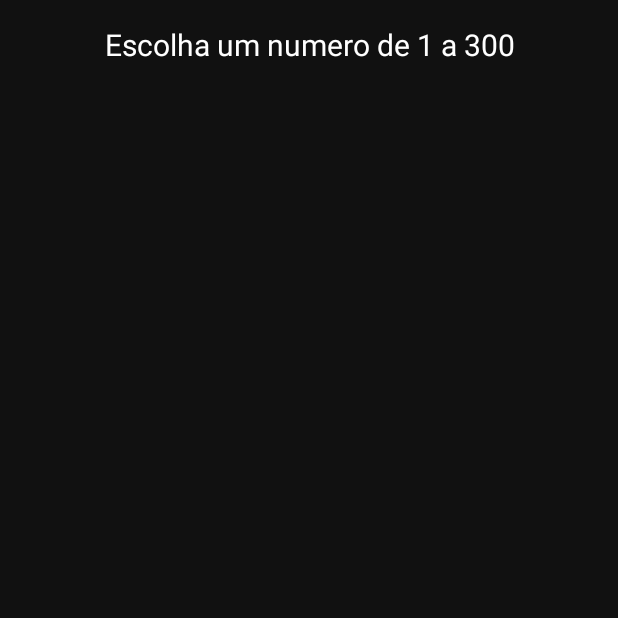
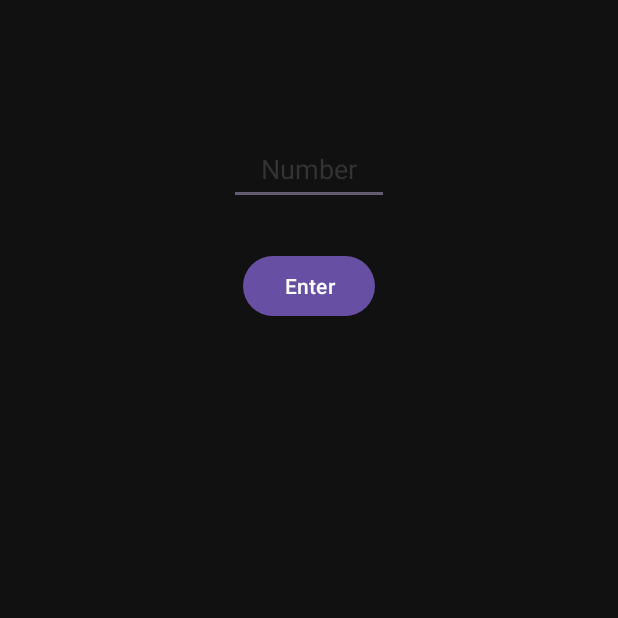
Before and after one commit to Renan-Szimanski/AdivinharPalavras, an Android app built with Jetpack Compose: the ActivityGuessNumber screen opened directly, with no data from a screen before it, on a phone screen of 412 x 824 dp, the top half of it. Run offline under Robolectric (Android 15) with nearby library versions, the phone set to English and light mode, and no system bars.

Commit message:
sistema funcionando, faltando apenas o design

```diff
--- a/app/src/main/java/com/example/adivinharpalavras/ActivityGame.kt
+++ b/app/src/main/java/com/example/adivinharpalavras/ActivityGame.kt
@@ -43,6 +43,7 @@ class ActivityGame : AppCompatActivity() {
         val nxtButton = binding.nextButtom
         val answer = binding.enterAnswer
         val acptButton = binding.acceptBtn
+
 
 
         nxtButton.setOnClickListener {
--- a/app/src/main/res/layout/activity_guess_number.xml
+++ b/app/src/main/res/layout/activity_guess_number.xml
@@ -12,8 +12,7 @@
         android:id="@+id/textView"
         android:layout_width="match_parent"
         android:layout_height="wrap_content"
-        android:layout_marginTop="16dp"
-        android:text="Escolha um numero de 1 a 300"
+        android:layout_marginTop="36dp"
         android:textAlignment="center"
         android:textColor="@color/white"
         android:textSize="20dp"
@@ -22,6 +21,31 @@
         app:layout_constraintTop_toTopOf="parent"
         tools:ignore="MissingConstraints" />
 
+    <EditText
+        android:id="@+id/enterNumber"
+        android:layout_width="wrap_content"
+        android:layout_height="48dp"
+        android:layout_marginTop="25dp"
+        android:ems="5"
+        android:hint="Number"
+        android:inputType="number"
+        android:textAlignment="center"
+        android:textColorHint="@color/grey"
+        app:layout_constraintEnd_toEndOf="parent"
+        app:layout_constraintStart_toStartOf="parent"
+        app:layout_constraintTop_toBottomOf="@+id/textView"
+        tools:ignore="ContentDescription" />
+
+    <Button
+        android:id="@+id/numberBtn"
+        android:layout_width="wrap_content"
+        android:layout_height="wrap_content"
+        android:text="Enter"
+        app:layout_constraintEnd_toEndOf="parent"
+        app:layout_constraintStart_toStartOf="parent"
+        app:layout_constraintTop_toBottomOf="@+id/enterNumber"
+        android:layout_marginTop="30dp"/>
+
 
 
 </androidx.constraintlayout.widget.ConstraintLayout>
--- a/app/src/main/res/values/strings.xml
+++ b/app/src/main/res/values/strings.xml
@@ -2,4 +2,5 @@
     <string name="app_name">Adivinhar Palavras</string>
     <string name="hello_blank_fragment">Hello blank fragment</string>
     <string name="title_activity_add_person_dialog">addPersonDialog</string>
+    <string name="enternumber">enterNumber</string>
 </resources>
```
Also changed, not shown: app/src/main/java/com/example/adivinharpalavras/ActivityGuessNumber.kt (+55 -14 lines).
